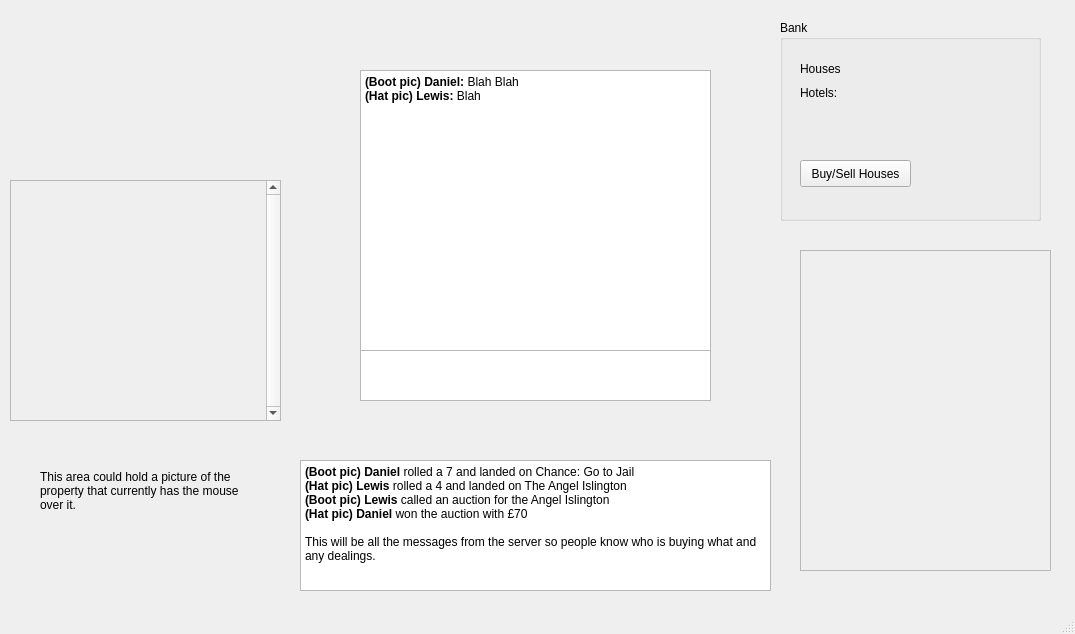
First picture: the form in monopoly/gui/board.ui, repository woodenbrick/monopoly, before the edit.
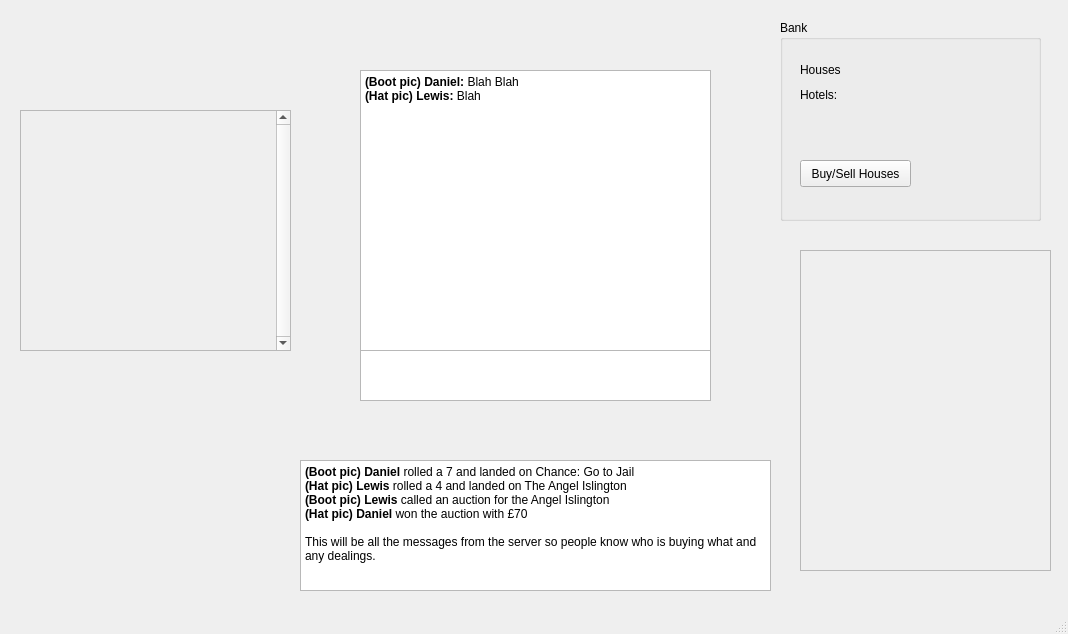
Second picture: the form after the edit.

Patch:
```diff
--- a/monopoly/gui/board.ui
+++ b/monopoly/gui/board.ui
@@ -1,11 +1,11 @@
 <ui version="4.0" >
  <class>Board</class>
- <widget class="QMainWindow" name="Board" >
-  <property name="geometry" >
+ <widget class="QMainWindow" name="Board">
+  <property name="geometry">
    <rect>
     <x>0</x>
     <y>0</y>
-    <width>1075</width>
+    <width>1068</width>
     <height>634</height>
    </rect>
   </property>
@@ -107,13 +107,13 @@
       <string>Buy/Sell Houses</string>
      </property>
     </widget>
-    <widget class="QWidget" name="layoutWidget" >
-     <property name="geometry" >
+    <widget class="QWidget" name="layoutWidget">
+     <property name="geometry">
       <rect>
        <x>20</x>
        <y>40</y>
-       <width>61</width>
-       <height>42</height>
+       <width>66</width>
+       <height>44</height>
       </rect>
      </property>
      <layout class="QGridLayout" name="gridLayout" >
@@ -183,27 +183,11 @@
      </property>
     </widget>
    </widget>
-   <widget class="QLabel" name="currentProperty" >
-    <property name="geometry" >
+   <widget class="QScrollArea" name="playersContainer">
+    <property name="geometry">
      <rect>
-      <x>40</x>
-      <y>400</y>
-      <width>211</width>
-      <height>181</height>
-     </rect>
-    </property>
-    <property name="text" >
-     <string>This area could hold a picture of the property that currently has the mouse over it.</string>
-    </property>
-    <property name="wordWrap" >
-     <bool>true</bool>
-    </property>
-   </widget>
-   <widget class="QScrollArea" name="playersContainer" >
-    <property name="geometry" >
-     <rect>
-      <x>10</x>
-      <y>180</y>
+      <x>20</x>
+      <y>110</y>
       <width>271</width>
       <height>241</height>
      </rect>
@@ -217,17 +201,33 @@
     <property name="widgetResizable" >
      <bool>true</bool>
     </property>
-    <widget class="QWidget" name="scrollAreaWidgetContents_2" >
-     <property name="geometry" >
+    <widget class="QWidget" name="scrollAreaWidgetContents_2">
+     <property name="geometry">
       <rect>
        <x>0</x>
        <y>0</y>
        <width>251</width>
-       <height>237</height>
+       <height>239</height>
       </rect>
      </property>
     </widget>
    </widget>
+   <widget class="QLabel" name="currentProperty">
+    <property name="geometry">
+     <rect>
+      <x>41</x>
+      <y>387</y>
+      <width>121</width>
+      <height>111</height>
+     </rect>
+    </property>
+    <property name="text">
+     <string/>
+    </property>
+    <property name="scaledContents">
+     <bool>true</bool>
+    </property>
+   </widget>
   </widget>
   <widget class="QMenuBar" name="menubar" >
    <property name="geometry" >
```
Left out of the diff: 135 changed lines with no effect on the pictures.
